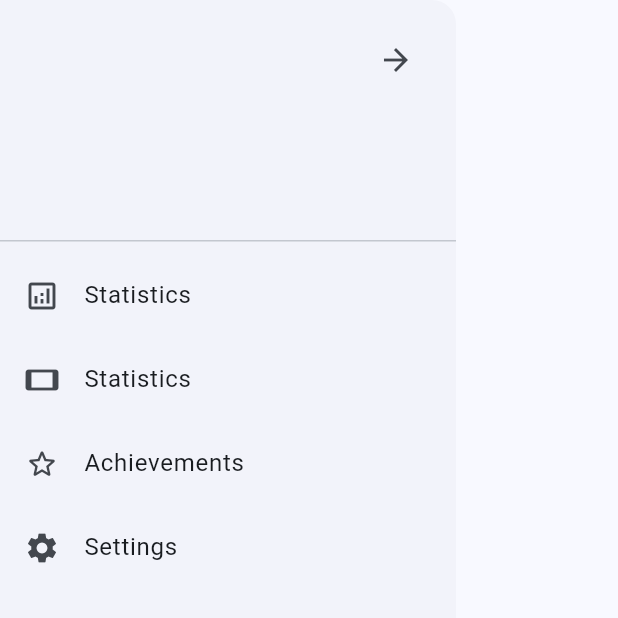
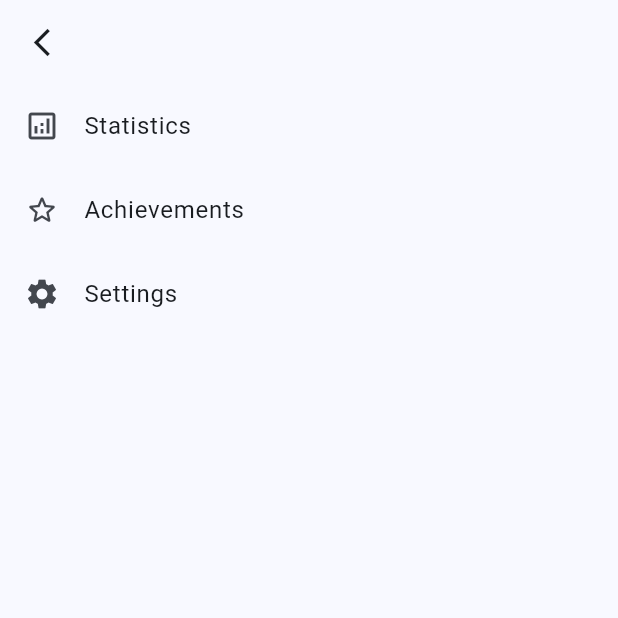
Before and after one commit to AhmadMahdaly/Focus_tracker, a Flutter app: the CustomDrawer screen opened directly, on a phone screen of 412 x 824 dp, the top half of it. Run offline on Flutter 3.47's test engine with Material 3 defaults, Android fonts, the phone set to English and light mode, and no system bars; our stand-ins replace audioplayers, bloc, fl_chart, flutter_bloc, flutter_local_notifications, hive and 4 more; missing offline and left inert: flutter_foreground_task; accounts and stored records are empty.

Commit message:
Refactor CustomDrawer to use Scaffold and LeadingIcon for improved UI structure

```diff
--- a/lib/widgets/custom_drawer.dart
+++ b/lib/widgets/custom_drawer.dart
@@ -1,30 +1,18 @@
 import 'package:flutter/material.dart';
 import 'package:focus_tracker/screens/achievements_screen.dart';
 import 'package:focus_tracker/screens/settings_screen.dart';
-import 'package:focus_tracker/screens/statistics_screen.dart';
 import 'package:focus_tracker/screens/stats_screen.dart';
+import 'package:focus_tracker/widgets/leading_icon.dart';
 
 class CustomDrawer extends StatelessWidget {
   const CustomDrawer({super.key});
 
   @override
   Widget build(BuildContext context) {
-    return Drawer(
-      child: ListView(
+    return Scaffold(
+      appBar: AppBar(leading: LeadingIcon()),
+      body: ListView(
         children: [
-          DrawerHeader(
-            child: Column(
-              crossAxisAlignment: CrossAxisAlignment.end,
-              children: [
-                IconButton(
-                  onPressed: Navigator.of(context).pop,
-                  icon: Icon(Icons.arrow_forward),
-                ),
-                Text(''),
-              ],
-            ),
-          ),
-
           ListTile(
             leading: Icon(Icons.analytics_outlined),
             title: Text("Statistics"),
@@ -35,16 +23,7 @@ class CustomDrawer extends StatelessWidget {
               );
             },
           ),
-          ListTile(
-            leading: Icon(Icons.stay_current_landscape),
-            title: Text("Statistics"),
-            onTap: () {
-              Navigator.push(
-                context,
-                MaterialPageRoute(builder: (context) => StatisticsScreen()),
-              );
-            },
-          ),
+
           ListTile(
             leading: Icon(Icons.star_border_rounded),
             title: Text("Achievements"),
```
